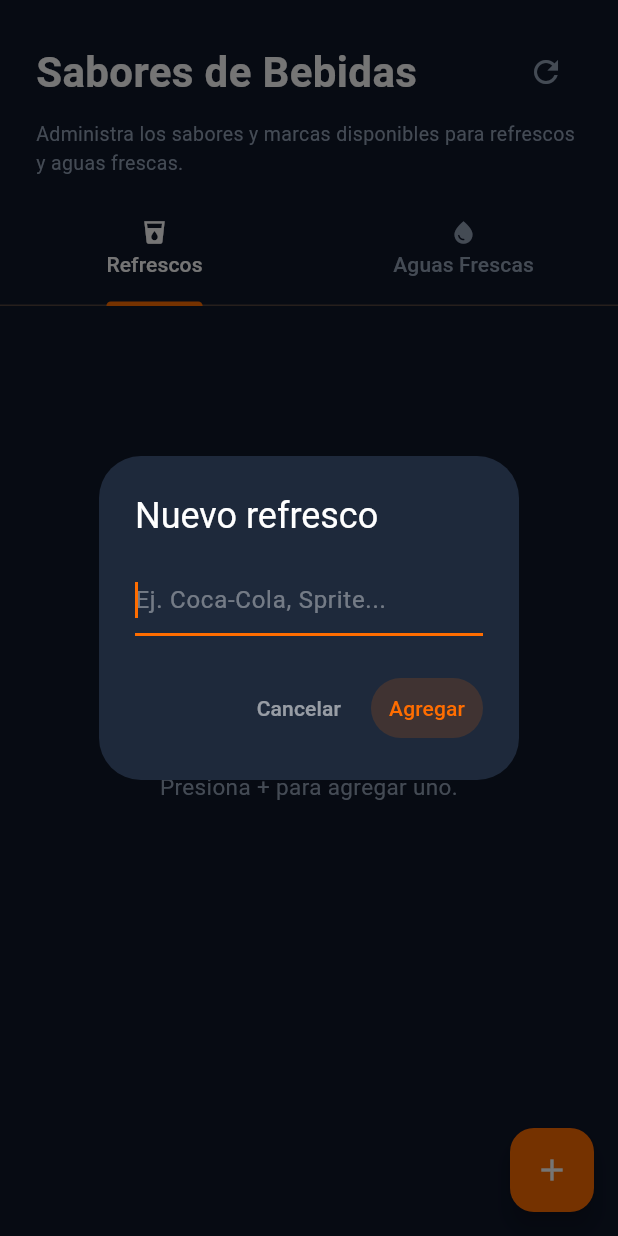
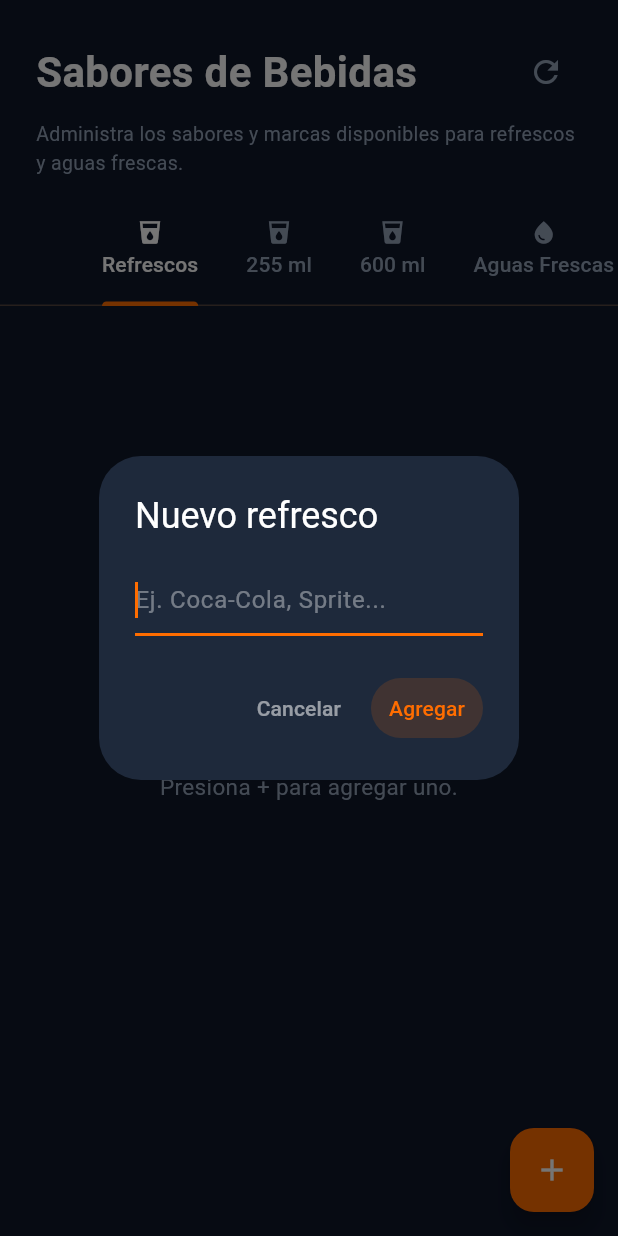
Before and after one commit to gorditasmh2020rigoberto/restaurant, a Flutter app: the DrinkFlavorsManagementView screen opened directly, after a tap on the "add" icon, on a phone screen of 412 x 824 dp. Run offline on Flutter 3.47's test engine with Material 3 defaults, Android fonts, the phone set to English and light mode, and no system bars; our stand-ins replace audioplayers, image_picker, pdf, printing, shared_preferences, supabase_flutter; missing offline and left inert: dart:html; accounts and stored records are empty; key blocks and very long unbroken strings in the code were emptied for the run.

Commit message:
feat: agregar pestañas 255ml y 600ml en Sabores de Bebidas del admin
Co-Authored-By: Claude Sonnet 4.6 <noreply@anthropic.com>

```diff
--- a/lib/views/drink_flavors_management_view.dart
+++ b/lib/views/drink_flavors_management_view.dart
@@ -14,13 +14,15 @@ class _DrinkFlavorsManagementViewState extends State<DrinkFlavorsManagementView>
   late TabController _tabController;
 
   List<Map<String, dynamic>> _refrescos = [];
+  List<Map<String, dynamic>> _refrescos255 = [];
+  List<Map<String, dynamic>> _refrescos600 = [];
   List<Map<String, dynamic>> _aguas = [];
   bool _loading = true;
 
   @override
   void initState() {
     super.initState();
-    _tabController = TabController(length: 2, vsync: this);
+    _tabController = TabController(length: 4, vsync: this);
     _fetchFlavors();
   }
 
@@ -40,8 +42,10 @@ class _DrinkFlavorsManagementViewState extends State<DrinkFlavorsManagementView>
       final list = (data as List<dynamic>).cast<Map<String, dynamic>>();
       if (mounted) {
         setState(() {
-          _refrescos = list.where((f) => f['type'] == 'refresco').toList();
-          _aguas = list.where((f) => f['type'] == 'agua_fresca').toList();
+          _refrescos    = list.where((f) => f['type'] == 'refresco').toList();
+          _refrescos255 = list.where((f) => f['type'] == 'refresco_255').toList();
+          _refrescos600 = list.where((f) => f['type'] == 'refresco_600').toList();
+          _aguas        = list.where((f) => f['type'] == 'agua_fresca').toList();
           _loading = false;
         });
       }
@@ -76,10 +80,19 @@ class _DrinkFlavorsManagementViewState extends State<DrinkFlavorsManagementView>
 
   void _updateLocal(String type, dynamic id, Map<String, dynamic> changes) {
     setState(() {
-      final list = type == 'refresco' ? _refrescos : _aguas;
+      final list = _listForType(type);
       final index = list.indexWhere((f) => f['id'] == id);
       if (index != -1) list[index] = {...list[index], ...changes};
     });
+  }
+
+  List<Map<String, dynamic>> _listForType(String type) {
+    switch (type) {
+      case 'refresco_255': return _refrescos255;
+      case 'refresco_600': return _refrescos600;
+      case 'agua_fresca':  return _aguas;
+      default:             return _refrescos;
+    }
   }
 
   Future<void> _deleteFlavor(Map<String, dynamic> flavor) async {
@@ -107,11 +120,7 @@ class _DrinkFlavorsManagementViewState extends State<DrinkFlavorsManagementView>
     final type = flavor['type'] as String;
     final id = flavor['id'];
     setState(() {
-      if (type == 'refresco') {
-        _refrescos.removeWhere((f) => f['id'] == id);
-      } else {
-        _aguas.removeWhere((f) => f['id'] == id);
-      }
+      _listForType(type).removeWhere((f) => f['id'] == id);
     });
     try {
       await _supabase.from('drink_flavors').delete().eq('id', id);
@@ -128,14 +137,14 @@ class _DrinkFlavorsManagementViewState extends State<DrinkFlavorsManagementView>
   Future<void> _showFlavorDialog({Map<String, dynamic>? flavor, required String type}) async {
     final isEditing = flavor != null;
     final nameController = TextEditingController(text: isEditing ? flavor['name'] as String : '');
-    final hint = type == 'refresco' ? 'Ej. Coca-Cola, Sprite...' : 'Ej. Jamaica, Horchata...';
+    final hint = type == 'agua_fresca' ? 'Ej. Jamaica, Horchata...' : 'Ej. Coca-Cola, Sprite...';
 
     await showDialog(
       context: context,
       builder: (ctx) => AlertDialog(
         backgroundColor: const Color(0xFF1E293B),
         title: Text(
-          isEditing ? 'Editar sabor' : (type == 'refresco' ? 'Nuevo refresco' : 'Nuevo sabor de agua'),
+          isEditing ? 'Editar sabor' : (type == 'agua_fresca' ? 'Nuevo sabor de agua' : type == 'refresco_255' ? 'Nuevo sabor 255ml' : type == 'refresco_600' ? 'Nuevo sabor 600ml' : 'Nuevo refresco'),
           style: const TextStyle(color: Colors.white),
         ),
         content: TextField(
@@ -175,7 +184,7 @@ class _DrinkFlavorsManagementViewState extends State<DrinkFlavorsManagementView>
                     'available': true,
                   }).select().single();
                   setState(() {
-                    final list = type == 'refresco' ? _refrescos : _aguas;
+                    final list = _listForType(type);
                     list.add(result);
                     list.sort((a, b) => (a['name'] as String).compareTo(b['name'] as String));
                   });
@@ -285,7 +294,8 @@ class _DrinkFlavorsManagementViewState extends State<DrinkFlavorsManagementView>
 
   @override
   Widget build(BuildContext context) {
-    final currentType = _tabController.index == 0 ? 'refresco' : 'agua_fresca';
+    const tabTypes = ['refresco', 'refresco_255', 'refresco_600', 'agua_fresca'];
+    final currentType = tabTypes[_tabController.index];
     return Scaffold(
       backgroundColor: const Color(0xFF0F172A),
       floatingActionButton: FloatingActionButton(
@@ -326,24 +336,23 @@ class _DrinkFlavorsManagementViewState extends State<DrinkFlavorsManagementView>
             indicatorColor: const Color(0xFFFF6D00),
             labelColor: Colors.white,
             unselectedLabelColor: const Color(0xFF94A3B8),
+            isScrollable: true,
             onTap: (_) => setState(() {}),
-            tabs: [
-              Tab(
-                icon: const Icon(Icons.local_drink, size: 18),
-                child: const Text('Refrescos'),
-              ),
-              Tab(
-                icon: const Icon(Icons.water_drop, size: 18),
-                child: const Text('Aguas Frescas'),
-              ),
+            tabs: const [
+              Tab(icon: Icon(Icons.local_drink, size: 18), child: Text('Refrescos')),
+              Tab(icon: Icon(Icons.local_drink, size: 18), child: Text('255 ml')),
+              Tab(icon: Icon(Icons.local_drink, size: 18), child: Text('600 ml')),
+              Tab(icon: Icon(Icons.water_drop, size: 18), child: Text('Aguas Frescas')),
             ],
           ),
           Expanded(
             child: TabBarView(
               controller: _tabController,
               children: [
-                _buildList(_refrescos, 'refresco'),
-                _buildList(_aguas, 'agua_fresca'),
+                _buildList(_refrescos,    'refresco'),
+                _buildList(_refrescos255, 'refresco_255'),
+                _buildList(_refrescos600, 'refresco_600'),
+                _buildList(_aguas,        'agua_fresca'),
               ],
             ),
           ),
```
